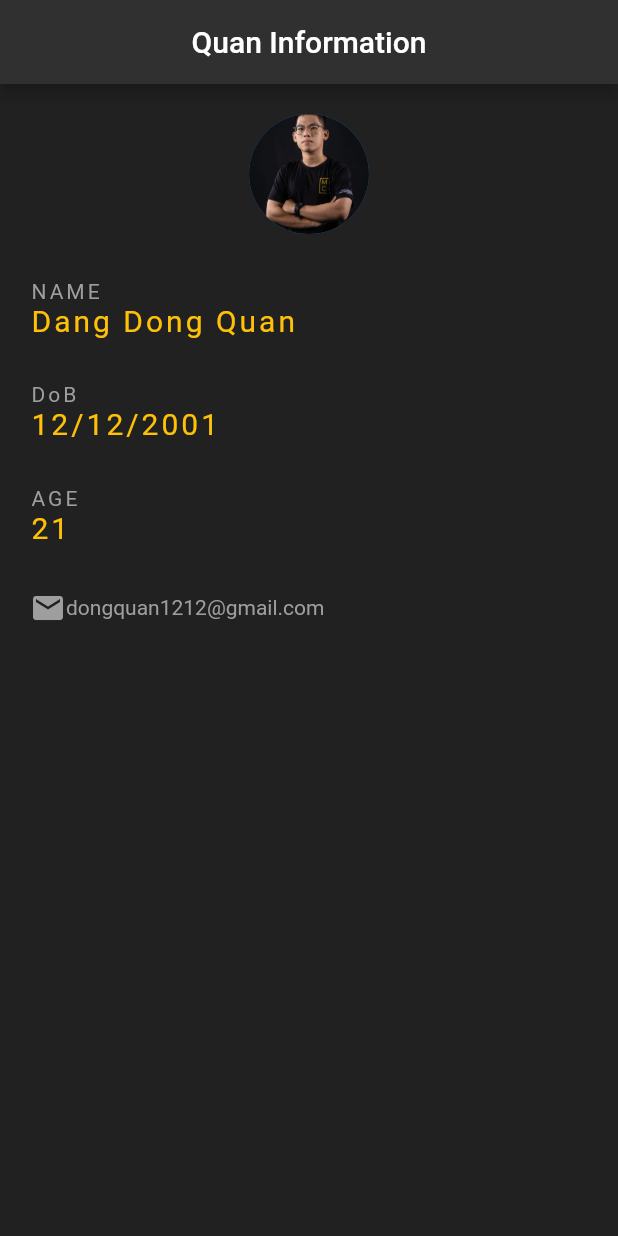
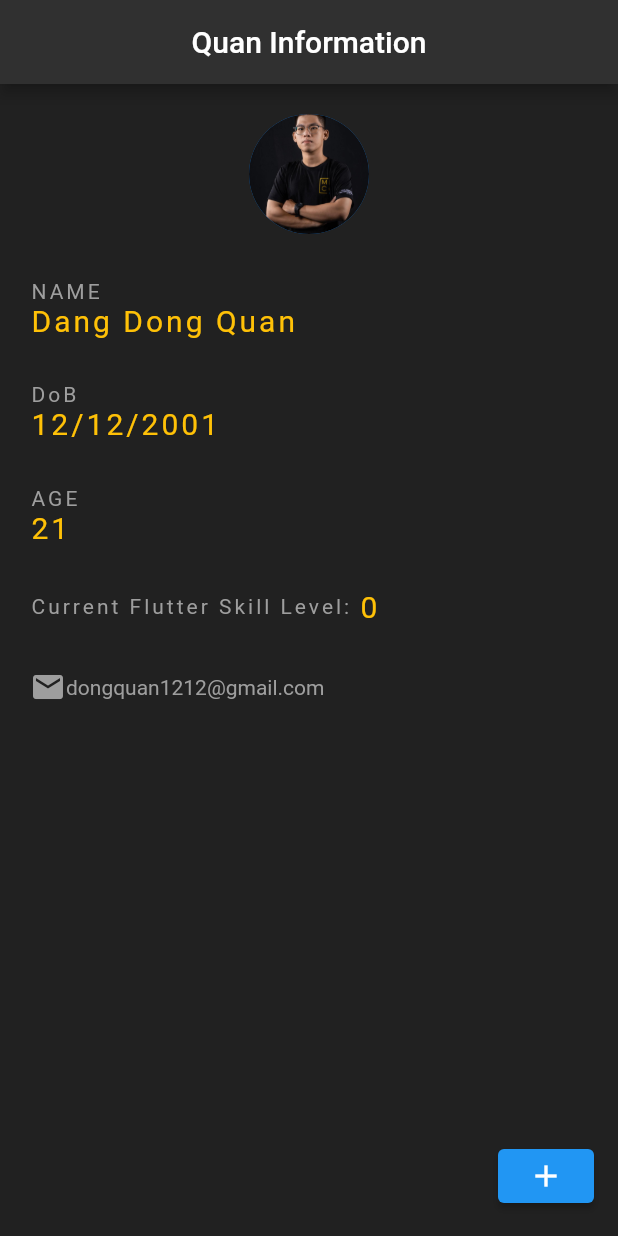
Before and after one commit to quandangdong/Flutter_practice, a Flutter app: the screen it shows after launch, on a phone screen of 412 x 824 dp. Run offline on Flutter 3.47's test engine with Material 2 defaults, Android fonts, the phone set to English and light mode, and no system bars.

```diff
--- a/lib/main.dart
+++ b/lib/main.dart
@@ -4,8 +4,15 @@ void main() => runApp(MaterialApp(
       home: MyCard(),
     ));
 
-class MyCard extends StatelessWidget {
+class MyCard extends StatefulWidget {
   const MyCard({super.key});
+
+  @override
+  State<MyCard> createState() => _MyCardState();
+}
+
+class _MyCardState extends State<MyCard> {
+  int currentLevel = 0;
 
   @override
   Widget build(BuildContext context) {
@@ -16,6 +23,13 @@ class MyCard extends StatelessWidget {
           title: Text("Quan Information"),
           backgroundColor: Colors.grey[850],
         ),
+        floatingActionButton: ElevatedButton(
+            onPressed: () {
+              setState(() {
+                currentLevel += 1;
+              });
+            },
+            child: Icon(Icons.add)),
         body: Padding(
           padding: EdgeInsets.all(20.0),
           child: Column(
@@ -87,6 +101,25 @@ class MyCard extends StatelessWidget {
                 height: 30.0,
               ),
               Row(
+                crossAxisAlignment: CrossAxisAlignment.center,
+                children: [
+                  Text(
+                    "Current Flutter Skill Level: ",
+                    style: TextStyle(color: Colors.grey, letterSpacing: 2.0),
+                  ),
+                  Text(
+                    '$currentLevel',
+                    style: TextStyle(
+                        color: Colors.amber,
+                        letterSpacing: 2.0,
+                        fontSize: 20.0),
+                  ),
+                ],
+              ),
+              SizedBox(
+                height: 30.0,
+              ),
+              Row(
                 children: const [
                   Icon(Icons.email, color: Colors.grey),
                   Text(
```
